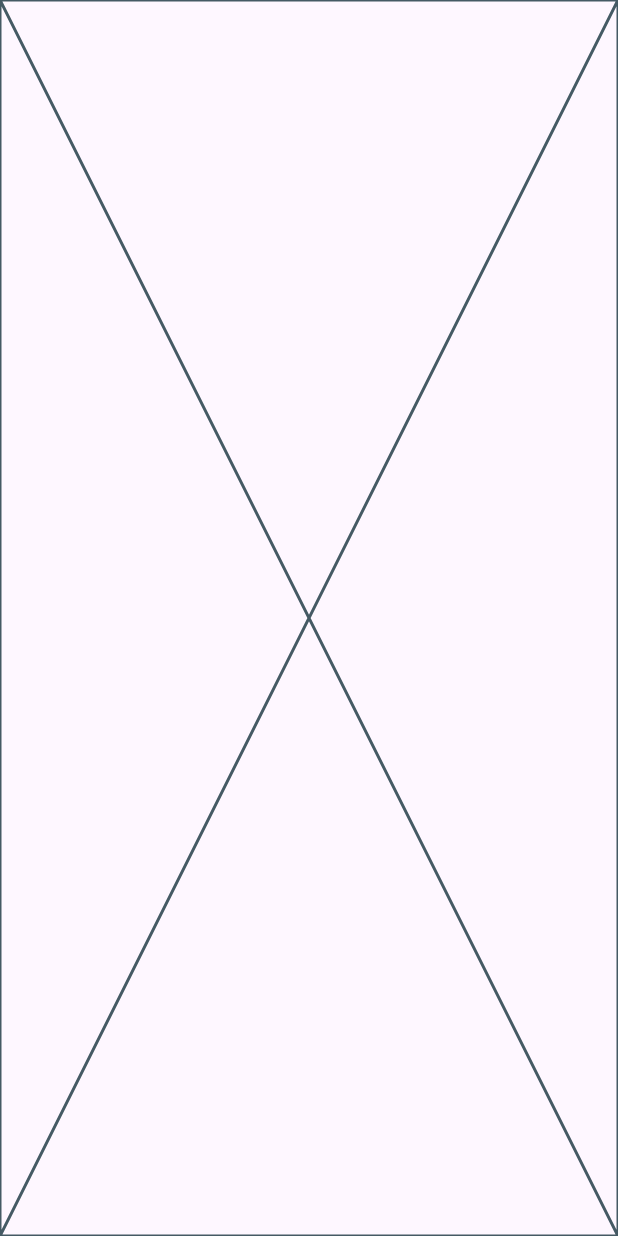
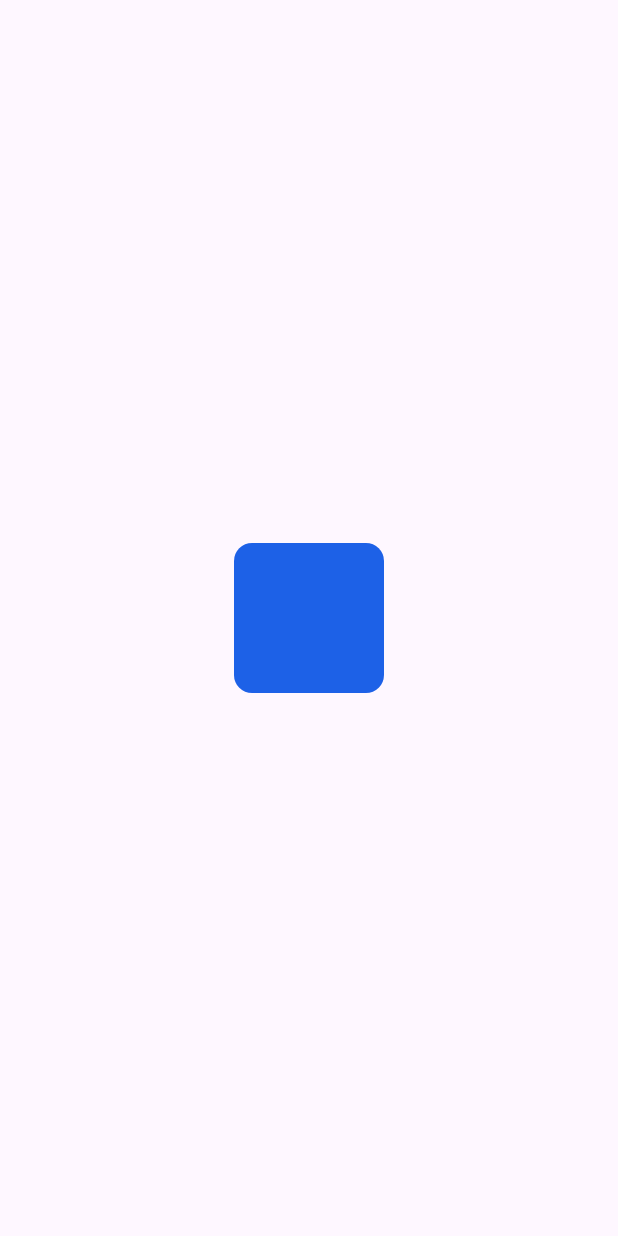
Before and after one commit to mahmoud-bayoumi/PlanMate-depi-graduation-project, a Flutter app: the screen it shows after launch, on a phone screen of 412 x 824 dp. Run offline on Flutter 3.47's test engine with Material 3 defaults, Android fonts, the phone set to English and light mode, and no system bars.

Commit message:
create the logo container

```diff
--- /dev/null
+++ b/lib/core/utils/constants.dart
@@ -0,0 +1 @@
+const kPrimaryColor = 0xFF1D61E7;
--- a/lib/features/splash/presentation/views/splash_view.dart
+++ b/lib/features/splash/presentation/views/splash_view.dart
@@ -1,12 +1,22 @@
 import 'package:flutter/material.dart';
+import 'package:planmate_app/core/utils/constants.dart';
 
 class SplashView extends StatelessWidget {
   const SplashView({super.key});
 
   @override
   Widget build(BuildContext context) {
-    return const Scaffold(
-      body: Placeholder(),
+    return Scaffold(
+      body: Center(
+        child: Container(
+          width: 100,
+          height: 100,
+          decoration: BoxDecoration(
+            color: Color(kPrimaryColor),
+            borderRadius: BorderRadius.circular(12),
+          ),
+        ),
+      ),
     );
   }
 }
```
